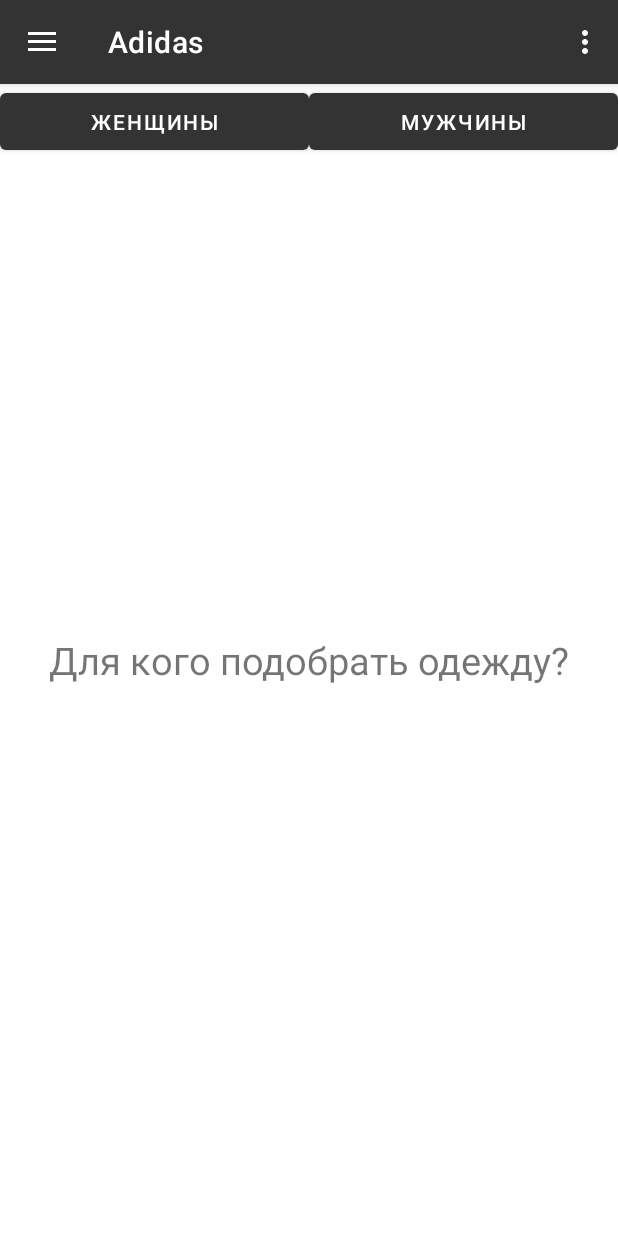
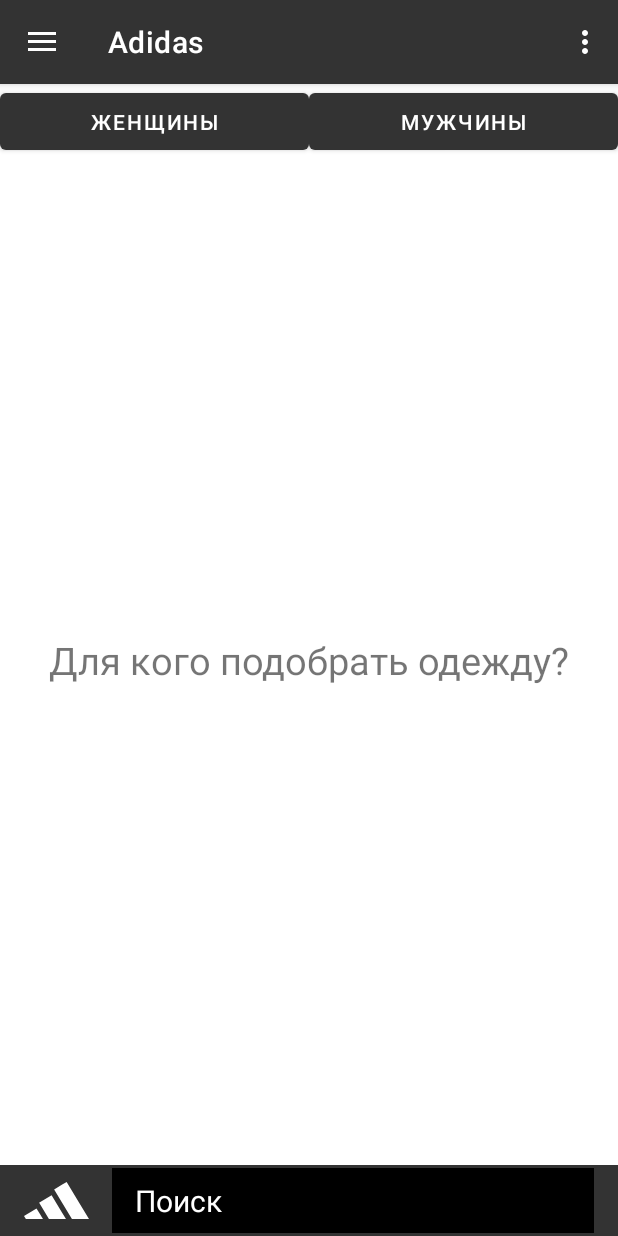
Before and after one commit to PotapovDmitriy/Outlet, an Android app: the screen it shows after launch (MainActivity), in the side drawer, after a tap on "Adidas", on a phone screen of 412 x 824 dp. Run offline under Robolectric (Android 15) with nearby library versions, the phone set to English and light mode, and no system bars; our stand-ins replace navigation-ui.

Commit message:
Add search bar

```diff
--- a/app/src/main/AndroidManifest.xml
+++ b/app/src/main/AndroidManifest.xml
@@ -14,7 +14,8 @@
         <activity
             android:name=".MainActivity"
             android:label="@string/app_name"
-            android:theme="@style/Theme.Outlet.NoActionBar">
+            android:theme="@style/Theme.Outlet.NoActionBar"
+            android:windowSoftInputMode="adjustResize">
             <intent-filter>
                 <action android:name="android.intent.action.MAIN" />
 
--- a/app/src/main/java/com/example/outlet/ui/gallery/NewYorkerFragment.java
+++ b/app/src/main/java/com/example/outlet/ui/gallery/NewYorkerFragment.java
@@ -8,6 +8,7 @@
 import android.view.View;
 import android.view.ViewGroup;
 import android.widget.Button;
+import android.widget.ImageView;
 import android.widget.ProgressBar;
 import android.widget.TextView;
 
@@ -33,6 +34,7 @@
     private TextView tvGender;
     private boolean flag;
     private ProgressBar progressBar;
+    private ImageView logo;
 
     @SuppressLint("ClickableViewAccessibility")
     public View onCreateView(@NonNull LayoutInflater inflater,
@@ -42,6 +44,7 @@
         View root = inflater.inflate(R.layout.fragment, container, false);
         btnMen = root.findViewById(R.id.btnMale);
         btnWomen = root.findViewById(R.id.btnFemale);
+        logo = root.findViewById(R.id.search_bar_hint_icon);
         btnWomen.setOnClickListener(this);
         btnMen.setOnClickListener(this);
         btnWomen.setOnTouchListener(this);
@@ -58,6 +61,7 @@
         GridLayoutManager layoutManager = new GridLayoutManager(this.getContext(), 2);
         recyclerView.setLayoutManager(layoutManager);
         recyclerView.setHasFixedSize(true);
+        logo.setImageResource(R.drawable.ic_nyer_white);
         return root;
     }
 
--- a/app/src/main/java/com/example/outlet/ui/slideshow/AdidasFragment.java
+++ b/app/src/main/java/com/example/outlet/ui/slideshow/AdidasFragment.java
@@ -8,6 +8,7 @@
 import android.view.View;
 import android.view.ViewGroup;
 import android.widget.Button;
+import android.widget.ImageView;
 import android.widget.ProgressBar;
 import android.widget.TextView;
 
@@ -33,6 +34,7 @@
     private boolean flag;
     private ArrayList<Product> productList;
     private ProgressBar progressBar;
+    private ImageView logo;
 
     @SuppressLint("ClickableViewAccessibility")
     public View onCreateView(@NonNull LayoutInflater inflater,
@@ -42,6 +44,7 @@
         View root = inflater.inflate(R.layout.fragment, container, false);
         btnMen = root.findViewById(R.id.btnMale);
         btnWomen = root.findViewById(R.id.btnFemale);
+        logo = root.findViewById(R.id.search_bar_hint_icon);
         btnWomen.setOnClickListener(this);
         btnWomen.setOnTouchListener(this);
         btnMen.setOnTouchListener(this);
@@ -55,6 +58,7 @@
         GridLayoutManager layoutManager = new GridLayoutManager(this.getContext(), 2);
         recyclerView.setLayoutManager(layoutManager);
         recyclerView.setHasFixedSize(true);
+        logo.setImageResource(R.drawable.ic_adidas_white);
         return root;
     }
 
--- /dev/null
+++ b/app/src/main/res/drawable-anydpi-v26/ic_adidas_white.xml
@@ -0,0 +1,15 @@
+<vector xmlns:android="http://schemas.android.com/apk/res/android"
+    android:width="512dp"
+    android:height="512dp"
+    android:viewportWidth="512"
+    android:viewportHeight="512">
+  <path
+      android:fillColor="#FFFFFF"
+      android:pathData="M428.384,263.232l-92.448,-153.76l-38.08,22.912l-60.48,36.352l60.48,100.704l79.84,133.088l50.688,0l83.616,0z"/>
+  <path
+      android:fillColor="#FFFFFF"
+      android:pathData="M297.856,347.744l-80.544,-134.016l-95.424,57.44l-3.264,1.92l3.264,5.408l74.528,124.032l101.44,0l32.768,0z"/>
+  <path
+      android:fillColor="#FFFFFF"
+      android:pathData="M121.888,356.704l-23.232,-38.592l-98.656,59.264l15.072,25.152l106.816,0l27.488,0z"/>
+</vector>
--- /dev/null
+++ b/app/src/main/res/drawable-anydpi-v26/ic_nyer_white.xml
@@ -0,0 +1,23 @@
+<vector xmlns:android="http://schemas.android.com/apk/res/android"
+    android:width="32dp"
+    android:height="32dp"
+    android:viewportWidth="32"
+    android:viewportHeight="32">
+
+  <path
+      android:pathData="M8.6,8.2c0.4,0.7 1.8,2.7 3.1,4.4 1.7,2.3 2.3,4.4 2.3,8.2 0,4.5 0.3,5.2 2,5.2 1.7,-0 2,-0.7 2,-4.8 0,-2.6 0.6,-5.6 1.3,-6.7 5,-7.3 5.1,-7.5 2.9,-7.5 -1.2,-0 -2.8,1.3 -4,3.2l-2.1,3.2 -1.8,-3.2c-1.2,-2.1 -2.6,-3.2 -4.1,-3.2 -1.6,-0 -2.1,0.4 -1.6,1.2z"
+      android:fillColor="#FFFFFF"
+      android:strokeColor="#00000000"/>
+  <path
+      android:pathData="M0,17.6c0,7.6 0.2,8.5 1.8,8.2 1.2,-0.2 1.8,-1.5 2,-4.8l0.3,-4.4 3,4.7c3.9,6.2 5.9,6.2 5.9,-0.1 -0.1,-6 -3.9,-11.7 -4.1,-6 0,2.2 -0.1,2.2 -1.2,0.4 -1.8,-3 -5.5,-6.6 -6.7,-6.6 -0.6,-0 -1,3.3 -1,8.6z"
+      android:fillColor="#FFFFFF"
+      android:strokeColor="#00000000"/>
+  <path
+      android:pathData="M27.8,14.7c-1.4,0.4 -1.8,1.5 -1.8,5.9 0,3 0.5,5.4 1,5.4 0.6,-0 1,-1.2 1,-2.6 0,-1.4 0.4,-2.3 1,-1.9 0.6,0.3 1,1.5 1,2.6 0,1 0.4,1.9 1,1.9 1.2,-0 0.8,-11.3 -0.5,-11.5 -0.5,-0.2 -1.8,-0.1 -2.7,0.2zM30,18c0,0.5 -0.4,1 -1,1 -0.5,-0 -1,-0.5 -1,-1 0,-0.6 0.5,-1 1,-1 0.6,-0 1,0.4 1,1z"
+      android:fillColor="#FFFFFF"
+      android:strokeColor="#00000000"/>
+  <path
+      android:pathData="M20.8,17.1c-1.2,0.7 -1.8,2.2 -1.8,4.9 0,3.8 0.2,4 3,4 1.7,-0 3,-0.5 3,-1 0,-0.6 -0.7,-1 -1.5,-1 -1.8,-0 -2,-1.6 -0.2,-2.3 0.9,-0.4 0.9,-0.8 -0.2,-1.5 -0.9,-0.7 -1,-1.2 -0.2,-1.6 1.2,-0.8 1.5,-2.6 0.4,-2.6 -0.5,-0 -1.6,0.5 -2.5,1.1z"
+      android:fillColor="#FFFFFF"
+      android:strokeColor="#00000000"/>
+</vector>
--- a/app/src/main/res/layout/fragment.xml
+++ b/app/src/main/res/layout/fragment.xml
@@ -61,4 +61,50 @@
         app:layout_constraintStart_toStartOf="parent"
         app:layout_constraintTop_toTopOf="parent"
         tools:ignore="MissingConstraints" />
+
+    <androidx.appcompat.widget.Toolbar
+        android:id="@+id/my_toolbar"
+        android:layout_width="match_parent"
+        android:layout_height="47dp"
+        android:layout_alignParentStart="true"
+        android:background="?attr/colorPrimary"
+        android:theme="@style/ThemeOverlay.AppCompat.ActionBar"
+        app:layout_constraintBottom_toBottomOf="parent"
+        app:layout_constraintEnd_toEndOf="parent"
+        app:layout_constraintStart_toStartOf="parent"
+        app:popupTheme="@style/ThemeOverlay.AppCompat.Light">
+
+        <LinearLayout
+            android:layout_width="match_parent"
+            android:layout_height="match_parent"
+            android:paddingTop="2dp"
+            android:paddingEnd="16dp"
+            tools:layout_editor_absoluteX="16dp"
+            tools:layout_editor_absoluteY="3dp">
+
+            <ImageView
+                android:id="@+id/search_bar_hint_icon"
+                android:layout_width="43dp"
+                android:layout_height="43dp"
+                android:src="@drawable/ic_nyer_white"/>
+
+            <EditText
+                android:id="@+id/search_bar_edit_text"
+                android:layout_width="0dp"
+                android:layout_height="43dp"
+                android:layout_marginLeft="15dp"
+                android:layout_weight="1"
+                android:background="@color/black"
+                android:backgroundTint="@color/black"
+                android:hint="@string/search_string"
+                android:imeOptions="actionSearch"
+                android:inputType="textCapWords"
+                android:paddingLeft="15dp"
+                android:textColorHint="@color/white"
+                android:textColor="@color/white"
+                android:textSize="20dp" />
+
+        </LinearLayout>
+
+    </androidx.appcompat.widget.Toolbar>
 </androidx.constraintlayout.widget.ConstraintLayout>
--- a/app/src/main/res/values-night/themes.xml
+++ b/app/src/main/res/values-night/themes.xml
@@ -2,12 +2,12 @@
     <!-- Base application theme. -->
     <style name="Theme.Outlet" parent="Theme.MaterialComponents.DayNight.DarkActionBar">
         <!-- Primary brand color. -->
-        <item name="colorPrimary">#555555</item>
-        <item name="colorPrimaryVariant">@color/purple_700</item>
-        <item name="colorOnPrimary">@color/black</item>
+        <item name="colorPrimary">#333333</item>
+        <item name="colorPrimaryVariant">#333333</item>
+        <item name="colorOnPrimary">@color/white</item>
         <!-- Secondary brand color. -->
-        <item name="colorSecondary">@color/teal_200</item>
-        <item name="colorSecondaryVariant">@color/teal_200</item>
+        <item name="colorSecondary">#444444</item>
+        <item name="colorSecondaryVariant">@color/teal_700</item>
         <item name="colorOnSecondary">@color/black</item>
         <!-- Status bar color. -->
         <item name="android:statusBarColor" tools:targetApi="l">?attr/colorPrimaryVariant</item>
--- a/app/src/main/res/values/strings.xml
+++ b/app/src/main/res/values/strings.xml
@@ -13,4 +13,5 @@
     <string name="men">Мужчины</string>
     <string name="women">Женщины</string>
     <string name="gender_choose">Для кого подобрать одежду?</string>
+    <string name="search_string">Поиск</string>
 </resources>
```
